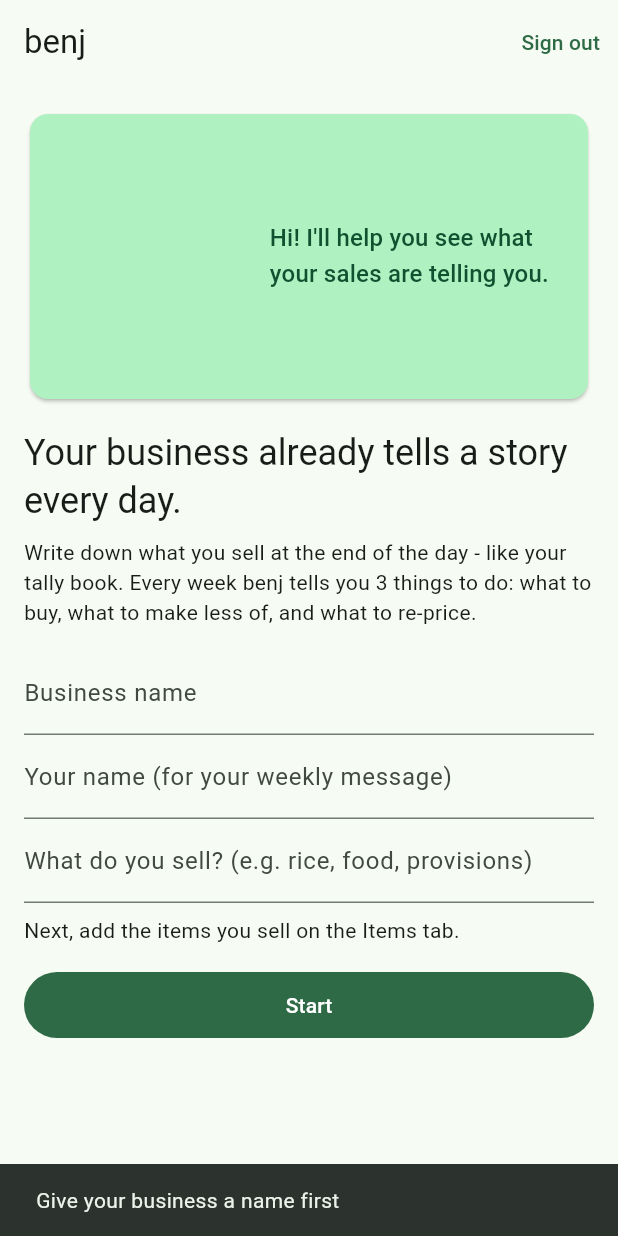
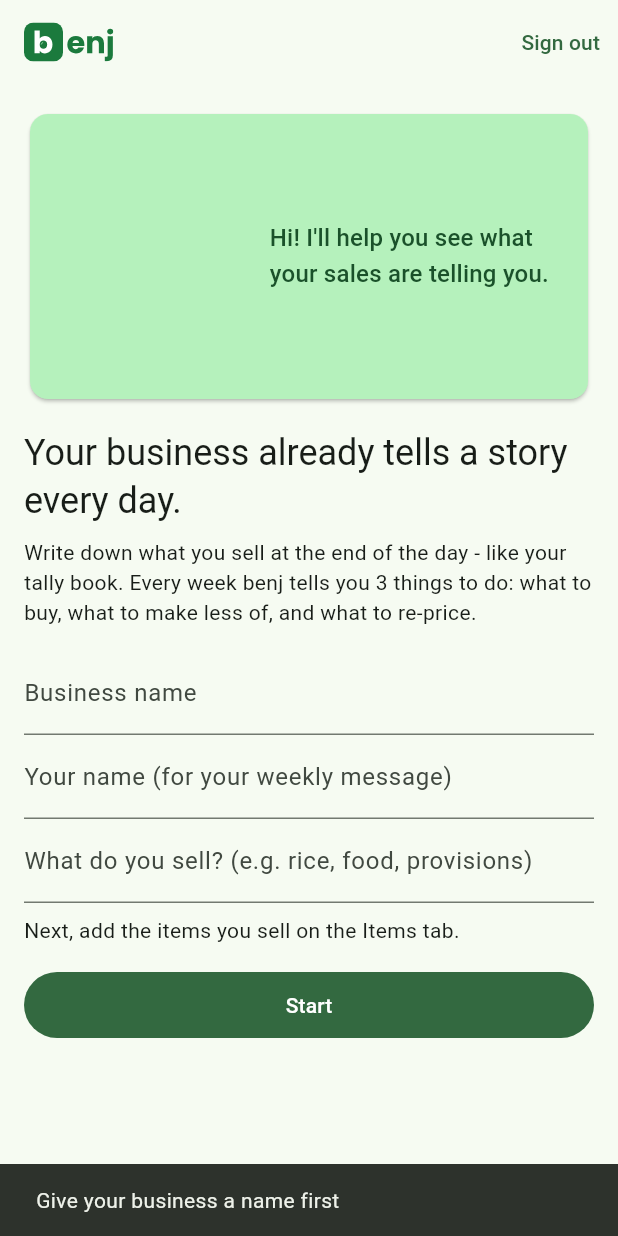
Before and after one commit to kodie003/benj_XANIX, a Flutter app: the screen it shows once a user with an empty profile is signed in, after a tap on "Start", on a phone screen of 412 x 824 dp. Run offline on Flutter 3.47's test engine with Material 3 defaults, Android fonts, the phone set to English and light mode, and no system bars; our stand-ins replace firebase_auth, firebase_core, flutter_svg, google_sign_in, shared_preferences; missing offline and left inert: dart:js_interop; accounts and stored records are empty.

Commit message:
Add the benj logo across the app
Logo rebuilt from Poppins Bold (OFL) so the b tile and "enj" share one
size and stroke weight. Used on sign-in, the top bar, the loading
screen, favicon, install icons (with a maskable version), Android
launcher icons and as the app's colour seed (#1B7A3D).

Co-Authored-By: Claude Opus 5.5 <noreply@anthropic.com>

```diff
--- /dev/null
+++ b/lib/brand.dart
@@ -0,0 +1,41 @@
+import 'package:flutter/material.dart';
+import 'package:flutter_svg/flutter_svg.dart';
+
+/// The benj green, taken from the logo. Also seeds the app's colour scheme.
+const benjGreen = Color(0xFF1B7A3D);
+
+/// The full benj logo (tile + wordmark). Size it by height; width follows.
+class BenjLogo extends StatelessWidget {
+  const BenjLogo({super.key, this.height = 28});
+  final double height;
+
+  @override
+  Widget build(BuildContext context) =>
+      SvgPicture.asset('assets/brand/logo.svg', height: height, semanticsLabel: 'benj');
+}
+
+/// Just the b tile, for tight spaces and the loading screen.
+class BenjMark extends StatelessWidget {
+  const BenjMark({super.key, this.size = 40});
+  final double size;
+
+  @override
+  Widget build(BuildContext context) =>
+      SvgPicture.asset('assets/brand/mark.svg', height: size, width: size, semanticsLabel: 'benj');
+}
+
+/// Shown while Firebase checks who is signed in, or a shop is loading.
+class BenjLoading extends StatelessWidget {
+  const BenjLoading({super.key});
+
+  @override
+  Widget build(BuildContext context) => const Scaffold(
+        body: Center(
+          child: Column(mainAxisSize: MainAxisSize.min, children: [
+            BenjMark(size: 72),
+            SizedBox(height: 24),
+            SizedBox(width: 28, height: 28, child: CircularProgressIndicator(strokeWidth: 3)),
+          ]),
+        ),
+      );
+}
--- a/lib/main.dart
+++ b/lib/main.dart
@@ -3,6 +3,7 @@ import 'package:firebase_core/firebase_core.dart';
 import 'package:flutter/material.dart';
 
 import 'auth_service.dart';
+import 'brand.dart';
 import 'firebase_options.dart';
 import 'models.dart';
 import 'poddy/poddy.dart';
@@ -35,7 +36,7 @@ class BenjApp extends StatelessWidget {
     return MaterialApp(
       title: 'benj',
       debugShowCheckedModeBanner: false,
-      theme: ThemeData(colorSchemeSeed: const Color(0xFF1B7F4B)),
+      theme: ThemeData(colorSchemeSeed: benjGreen),
       home: const _Gate(),
     );
   }
@@ -67,7 +68,7 @@ class _GateState extends State<_Gate> {
       stream: _auth.changes,
       builder: (context, snap) {
         if (snap.connectionState == ConnectionState.waiting) {
-          return const Scaffold(body: Center(child: CircularProgressIndicator()));
+          return const BenjLoading();
         }
         final user = snap.data;
         if (user == null) return const AuthScreen();
@@ -75,7 +76,7 @@ class _GateState extends State<_Gate> {
         return ListenableBuilder(
           listenable: state,
           builder: (context, _) {
-            if (!state.loaded) return const Scaffold(body: Center(child: CircularProgressIndicator()));
+            if (!state.loaded) return const BenjLoading();
             return state.isSetUp ? Shell(state: state, auth: _auth) : SetupScreen(state: state, onSignOut: _auth.signOut);
           },
         );
@@ -124,7 +125,7 @@ class _ShellState extends State<Shell> {
     final pages = [HomeScreen(state: state), RecordScreen(state: state), ItemsScreen(state: state)];
     return Scaffold(
       appBar: AppBar(
-        title: const Text('benj'),
+        title: const BenjLogo(height: 26),
         actions: [
           IconButton(icon: const Icon(Icons.refresh), tooltip: 'Update my actions', onPressed: state.refresh),
           PopupMenuButton<String>(
--- a/lib/screens/auth.dart
+++ b/lib/screens/auth.dart
@@ -1,6 +1,7 @@
 import 'package:flutter/material.dart';
 
 import '../auth_service.dart';
+import '../brand.dart';
 import '../poddy/poddy.dart';
 
 /// Phone first, because the owners we met live on their phones; Google and email are
@@ -84,8 +85,8 @@ class _AuthScreenState extends State<AuthScreen> {
             child: ConstrainedBox(
               constraints: const BoxConstraints(maxWidth: 420),
               child: Column(crossAxisAlignment: CrossAxisAlignment.stretch, children: [
-                Text('benj', textAlign: TextAlign.center, style: text.displaySmall?.copyWith(color: scheme.primary, fontWeight: FontWeight.w800)),
-                const SizedBox(height: 4),
+                const Center(child: BenjLogo(height: 56)),
+                const SizedBox(height: 12),
                 Text('Know what to do with your shop this week.', textAlign: TextAlign.center, style: text.bodyLarge),
                 const SizedBox(height: 12),
                 SizedBox(height: 190, child: PoddyView(mood: _busy ? 'present' : 'hello', flash: 'sad', flashTick: _oops)),
--- a/lib/screens/setup.dart
+++ b/lib/screens/setup.dart
@@ -1,5 +1,6 @@
 import 'package:flutter/material.dart';
 
+import '../brand.dart';
 import '../models.dart';
 import '../poddy/poddy.dart';
 
@@ -30,7 +31,7 @@ class _SetupScreenState extends State<SetupScreen> {
   Widget build(BuildContext context) {
     return Scaffold(
       appBar: AppBar(
-        title: const Text('benj'),
+        title: const BenjLogo(height: 26),
         actions: [if (widget.onSignOut != null) TextButton(onPressed: widget.onSignOut, child: const Text('Sign out'))],
       ),
       body: ListView(
--- a/pubspec.yaml
+++ b/pubspec.yaml
@@ -40,6 +40,7 @@ dependencies:
   firebase_core: ^5.1.0
   firebase_auth: ^7.0.1
   google_sign_in: ^7.2.0
+  flutter_svg: ^2.3.2
 
 dev_dependencies:
   flutter_test:
@@ -62,6 +63,9 @@ flutter:
   # included with your application, so that you can use the icons in
   # the material Icons class.
   uses-material-design: true
+
+  assets:
+    - assets/brand/
 
   # To add assets to your application, add an assets section, like this:
   # assets:
```
Also changed, not shown: assets/brand/logo.svg (added), assets/brand/mark.svg (added), pubspec.lock, 13 other files.
